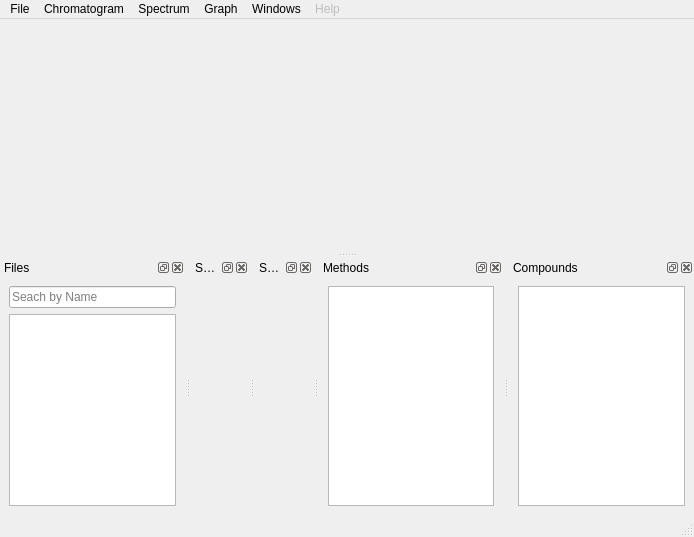
First picture: the form in aston/qtgui/ui/ui_mainwindow.ui, repository bovee/Aston, before the edit.
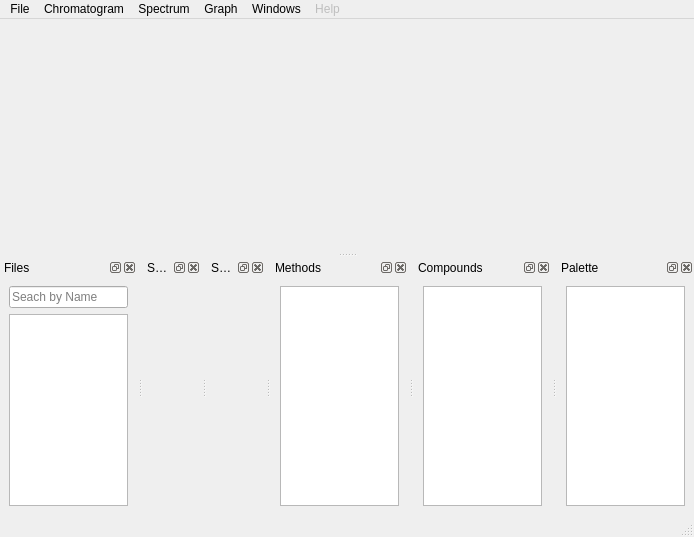
Second picture: the form after the edit.

What changed in the file:
```diff
--- a/aston/qtgui/ui/ui_mainwindow.ui
+++ b/aston/qtgui/ui/ui_mainwindow.ui
@@ -273,6 +273,24 @@
     </layout>
    </widget>
   </widget>
+  <widget class="QDockWidget" name="paletteDockWidget">
+   <property name="floating">
+    <bool>false</bool>
+   </property>
+   <property name="windowTitle">
+    <string>Palette</string>
+   </property>
+   <attribute name="dockWidgetArea">
+    <number>8</number>
+   </attribute>
+   <widget class="QWidget" name="dockWidgetContents_4">
+    <layout class="QVBoxLayout" name="verticalLayout_5">
+     <item>
+      <widget class="QTreeView" name="paletteTreeView"/>
+     </item>
+    </layout>
+   </widget>
+  </widget>
   <action name="actionOpen">
    <property name="text">
     <string>Open Folder</string>
```
